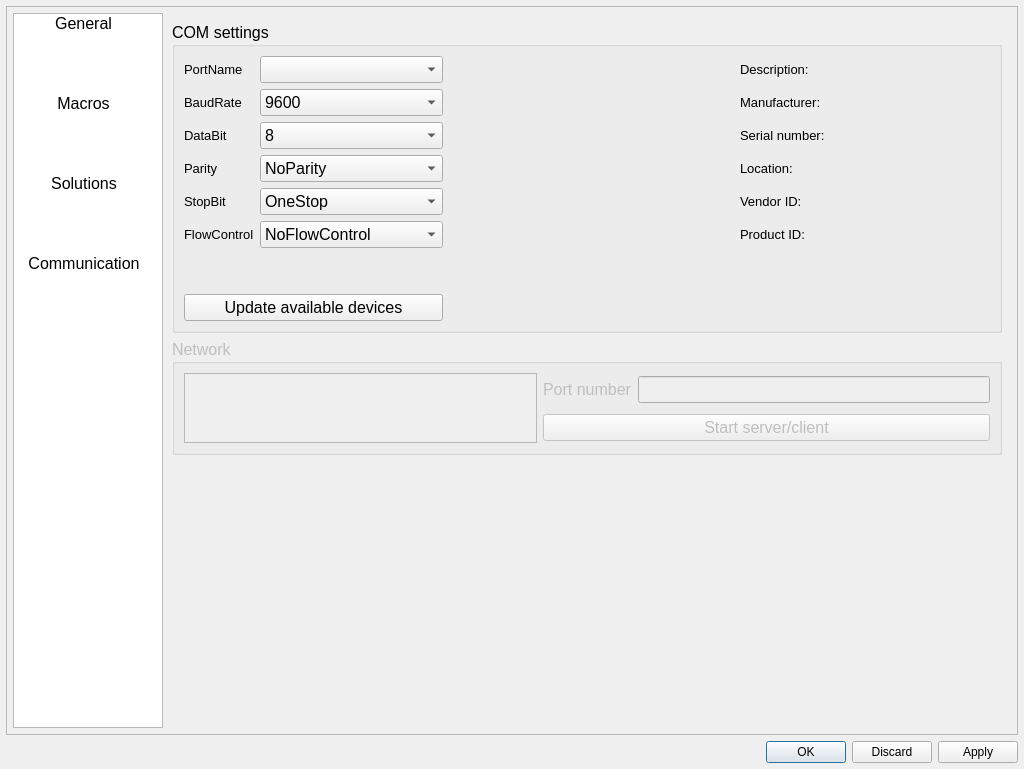
Before: the Qt Designer form apps/Lab-on-a-tip/Lab-on-a-tip_tools.ui in bellonemauro/Labonatip2.0, drawn with Qt 5.
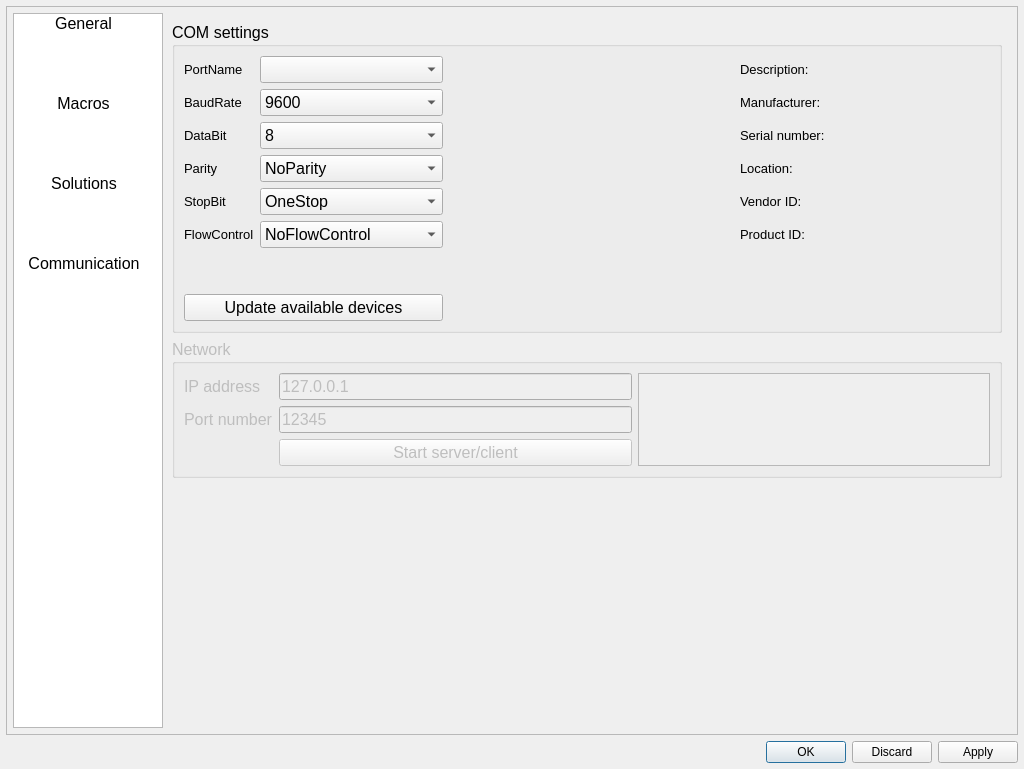
After: the same form once the commit is applied. The open tabs and pages were chosen to show the change. Icons and pictures are not drawn.

Patch:
```diff
--- a/apps/Lab-on-a-tip/Lab-on-a-tip_tools.ui
+++ b/apps/Lab-on-a-tip/Lab-on-a-tip_tools.ui
@@ -1945,26 +1945,44 @@
                 <string>Network</string>
                </property>
                <layout class="QGridLayout" name="gridLayout_10">
-                <item row="0" column="0" rowspan="2">
-                 <widget class="QTextEdit" name="textEdit"/>
+                <item row="1" column="2">
+                 <widget class="QLineEdit" name="lineEdit_serverPort">
+                  <property name="text">
+                   <string>12345</string>
+                  </property>
+                 </widget>
                 </item>
-                <item row="0" column="2">
-                 <widget class="QLineEdit" name="lineEdit_3"/>
-                </item>
-                <item row="0" column="1">
+                <item row="1" column="1">
                  <widget class="QLabel" name="label_8">
                   <property name="text">
                    <string>Port number</string>
                   </property>
                  </widget>
                 </item>
-                <item row="1" column="1" colspan="2">
+                <item row="2" column="2">
                  <widget class="QPushButton" name="pushButton">
                   <property name="text">
                    <string>Start server/client</string>
                   </property>
                  </widget>
                 </item>
+                <item row="0" column="2">
+                 <widget class="QLineEdit" name="lineEdit_IP">
+                  <property name="text">
+                   <string>127.0.0.1</string>
+                  </property>
+                 </widget>
+                </item>
+                <item row="0" column="3" rowspan="3">
+                 <widget class="QTextEdit" name="textEdit"/>
+                </item>
+                <item row="0" column="1">
+                 <widget class="QLabel" name="label_3">
+                  <property name="text">
+                   <string>IP address</string>
+                  </property>
+                 </widget>
+                </item>
                </layout>
               </widget>
              </item>
```
